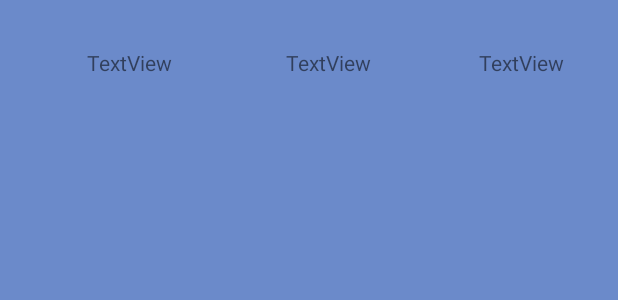
After one commit to segevsig/gymfit_01, an Android app: the layout custom_list_tranie.xml on its own in the app's theme, with its tools: preview values and no code run, on a phone screen of 412 x 824 dp. The commit adds this screen. Shown: the top 300 px of the screen. Run offline under Robolectric (Android 15) with nearby library versions, the phone set to English and light mode, and no system bars.

```diff
--- a/app/src/main/java/segev/gimfit/Google_fit_api.java
+++ b/app/src/main/java/segev/gimfit/Google_fit_api.java
@@ -20,10 +20,12 @@ import com.google.android.gms.fitness.data.DataPoint;
 import com.google.android.gms.fitness.data.DataSource;
 import com.google.android.gms.fitness.data.DataType;
 import com.google.android.gms.fitness.data.Field;
+import com.google.android.gms.fitness.data.Session;
 import com.google.android.gms.fitness.data.Value;
 import com.google.android.gms.fitness.request.DataSourcesRequest;
 import com.google.android.gms.fitness.request.OnDataPointListener;
 import com.google.android.gms.fitness.request.SensorRequest;
+import com.google.android.gms.fitness.request.SessionReadRequest;
 import com.google.android.gms.fitness.result.DataSourcesResult;
 
 import java.util.concurrent.TimeUnit;
--- a/app/src/main/java/segev/gimfit/Running_activity.java
+++ b/app/src/main/java/segev/gimfit/Running_activity.java
@@ -105,6 +105,7 @@ public class Running_activity extends AppCompatActivity implements View.OnClickL
         super.onCreate(savedInstanceState);
         setContentView(R.layout.running_layout);
         final String trineeName=getIntent().getStringExtra("name").toString();
+        Log.e("segev",trineeName);
         BottomNavigationView bottomNavigationView = (BottomNavigationView) findViewById(R.id.navigation);
         BottomNavigationViewHelper.disableShiftMode(bottomNavigationView);
         distanceSeekbar = (SeekBar) findViewById(R.id.distanseSeekBar);
--- a/app/src/main/java/segev/gimfit/dashboard_activity.java
+++ b/app/src/main/java/segev/gimfit/dashboard_activity.java
@@ -119,7 +119,7 @@ public class dashboard_activity extends AppCompatActivity implements GoogleApiCl
         coacherMessaging.setOnClickListener(new View.OnClickListener() {
             @Override
             public void onClick(View view) {
-                Intent intent=new Intent(dashboard_activity.this,Athletes_List.class);
+                Intent intent=new Intent(dashboard_activity.this,messaging_screen.class);
                 startActivity(intent);
             }
         });
--- /dev/null
+++ b/app/src/main/res/layout/custom_list_tranie.xml
@@ -0,0 +1,39 @@
+<?xml version="1.0" encoding="utf-8"?>
+<android.support.constraint.ConstraintLayout
+    xmlns:android="http://schemas.android.com/apk/res/android"
+    xmlns:app="http://schemas.android.com/apk/res-auto"
+    xmlns:tools="http://schemas.android.com/tools"
+    android:layout_width="match_parent"
+    android:layout_height="match_parent"
+    android:background="@color/colorPrimaryDark">
+
+    <TextView
+        android:id="@+id/age_traniee"
+        android:layout_width="wrap_content"
+        android:layout_height="wrap_content"
+        android:layout_marginEnd="76dp"
+        android:layout_marginTop="32dp"
+        android:text="TextView"
+        app:layout_constraintEnd_toStartOf="@+id/gender_traniee"
+        app:layout_constraintTop_toTopOf="parent" />
+
+    <TextView
+        android:id="@+id/gender_traniee"
+        android:layout_width="wrap_content"
+        android:layout_height="wrap_content"
+        android:layout_marginEnd="72dp"
+        android:layout_marginTop="32dp"
+        android:text="TextView"
+        app:layout_constraintEnd_toStartOf="@+id/nametranie"
+        app:layout_constraintTop_toTopOf="parent" />
+
+    <TextView
+        android:id="@+id/nametranie"
+        android:layout_width="wrap_content"
+        android:layout_height="wrap_content"
+        android:layout_marginEnd="36dp"
+        android:layout_marginTop="32dp"
+        android:text="TextView"
+        app:layout_constraintEnd_toEndOf="parent"
+        app:layout_constraintTop_toTopOf="parent" />
+</android.support.constraint.ConstraintLayout>
--- a/app/src/main/res/values/strings.xml
+++ b/app/src/main/res/values/strings.xml
@@ -3,7 +3,6 @@
     <string name="selected_coach">Selected coach:</string>
     <string name="your_goal">Your goal:</string>
 
-    <string name="default_notification_channel_id">Gymfit_CH_01</string>
     <string-array name="goals">
         <item>Your goals</item>
         <item>Get fitter</item>
@@ -85,5 +84,6 @@
 
     <!-- TODO: Remove or change this placeholder text -->
     <string name="hello_blank_fragment">Hello blank fragment</string>
+    <string name="default_notification_channel_id">Gymfit_CH_01</string>
 
 </resources>
```
Also changed, not shown: app/src/main/AndroidManifest.xml (+12 -12 lines), app/src/main/java/segev/gimfit/Athletes_List.java (+58 -18 lines), app/src/main/java/segev/gimfit/messaging_screen.java (+53 -22 lines), app/src/main/java/segev/gimfit/sendnotifiction.java (added, +18 -0 lines), app/src/main/res/layout/activity_sendnotifiction.xml (added, +67 -0 lines), app/src/main/res/layout/custom_list_for_notification.xml (added, +26 -0 lines).
